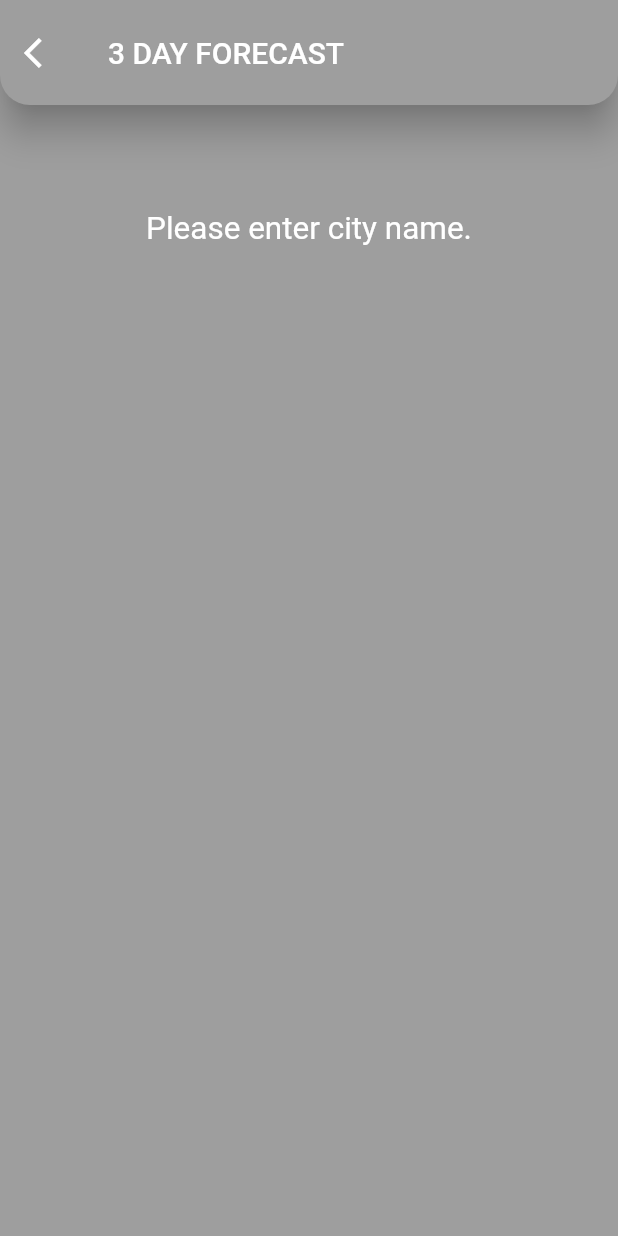
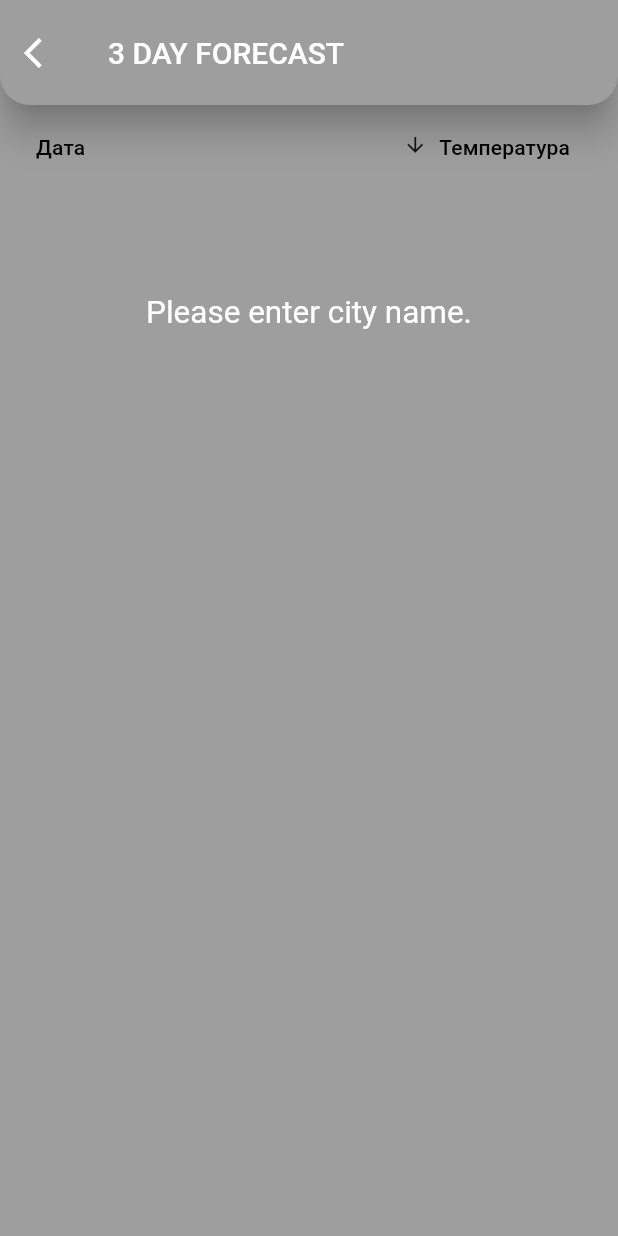
Before and after one commit to petrfalkovsky/weather-app-handle, a Flutter app: the screen it shows after launch, after a tap on "3 DAY FORECAST", on a phone screen of 412 x 824 dp. Run offline on Flutter 3.47's test engine with Material 2 defaults, Android fonts, the phone set to English and light mode, and no system bars; our stand-ins replace bloc, flutter_bloc, get_it.

Commit message:
Не работающая табличкая сортировка, в процессе перед разговором с Алексом

```diff
--- a/lib/pages/home_page.dart
+++ b/lib/pages/home_page.dart
@@ -8,6 +8,7 @@ import '../main.dart';
 import 'widgets/city_information_widget.dart';
 import 'widgets/city_entry_widget.dart';
 import 'widgets/daily_summary_widget.dart';
+import 'widgets/forecast_data_table.dart';
 import 'widgets/gradient_container_widget.dart';
 import 'widgets/indicator_widget.dart';
 import 'widgets/last_update_widget.dart';
@@ -249,6 +250,7 @@ class _HomePageState extends State<HomePage> {
             child: Column(
               crossAxisAlignment: CrossAxisAlignment.center,
               children: [
+                const ForecastDataTableModel(),
                 const SizedBox(height: 40),
                 BlocBuilder<WeatherCubit, WeatherState>(
                     builder: (context, state) {
--- /dev/null
+++ b/lib/pages/widgets/forecast_data_table.dart
@@ -0,0 +1,79 @@
+import 'package:flutter/material.dart';
+
+class Item {
+  String date;
+  double temp;
+
+  Item({required this.date, required this.temp});
+}
+
+class ForecastDataTableModel extends StatefulWidget {
+  const ForecastDataTableModel({Key? key}) : super(key: key);
+
+  @override
+  State<ForecastDataTableModel> createState() => _ForecastDataTableModelState();
+}
+
+class _ForecastDataTableModelState extends State<ForecastDataTableModel> {
+  List<Item> items = [];
+  bool sort = false;
+
+  final _formKey = GlobalKey<FormState>();
+  late TextEditingController _dateController;
+  late TextEditingController _tempController;
+
+  @override
+  void initState() {
+    super.initState();
+    _dateController = TextEditingController();
+    _tempController = TextEditingController();
+  }
+
+  @override
+  Widget build(BuildContext context) {
+    return DataTable(sortColumnIndex: 1, sortAscending: sort, columns: [
+      const DataColumn(
+        label: Text('Дата'),
+      ),
+      DataColumn(
+        numeric: true,
+        onSort: (index, ascending) {
+          var sortedItems = items;
+          sortedItems.sort((a, b) => a.temp.compareTo(b.temp));
+          items = ascending ? sortedItems : sortedItems.reversed.toList();
+          setState(() {
+            sort = ascending;
+          });
+        },
+        label: Padding(
+          padding: const EdgeInsets.all(8),
+          child: Center(
+              child: Row(
+            crossAxisAlignment: CrossAxisAlignment.center,
+            children: const [Text('Температура')],
+          )),
+        ),
+      )
+    ], rows: [
+      ...items.map(
+        (element) => DataRow(
+          cells: [
+            DataCell(
+              Text(element.date),
+            ),
+            DataCell(
+              Text(element.temp.toString()),
+            ),
+          ],
+        ),
+      ),
+    ]);
+  }
+
+  @override
+  void dispose() {
+    super.dispose();
+    _tempController.dispose();
+    _dateController.dispose();
+  }
+}
--- a/pubspec.yaml
+++ b/pubspec.yaml
@@ -1,7 +1,8 @@
 name: weather_app_cubit_friflex_test_task
 description: Аппка для тестового задания в Friflex (версия 2)
 
-publish_to: 'none' # Remove this line if you wish to publish to pub.dev
+# Remove this line if you wish to publish to pub.dev
+publish_to: 'none'
 
 version: 1.0.0+1
 
```
